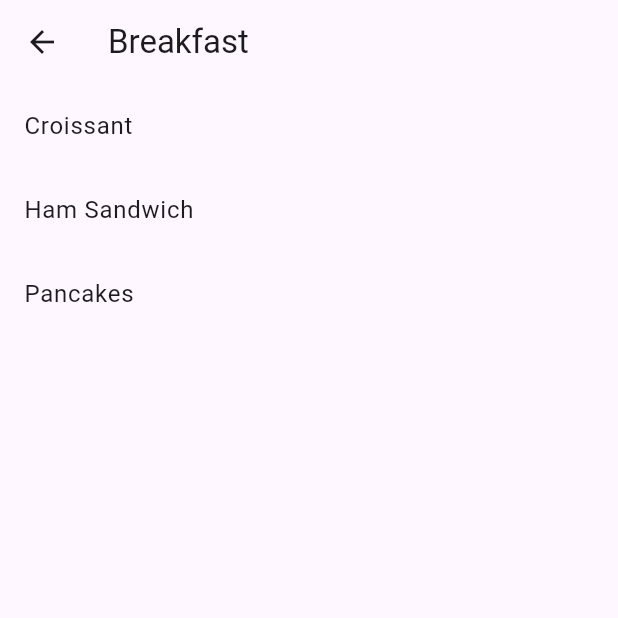
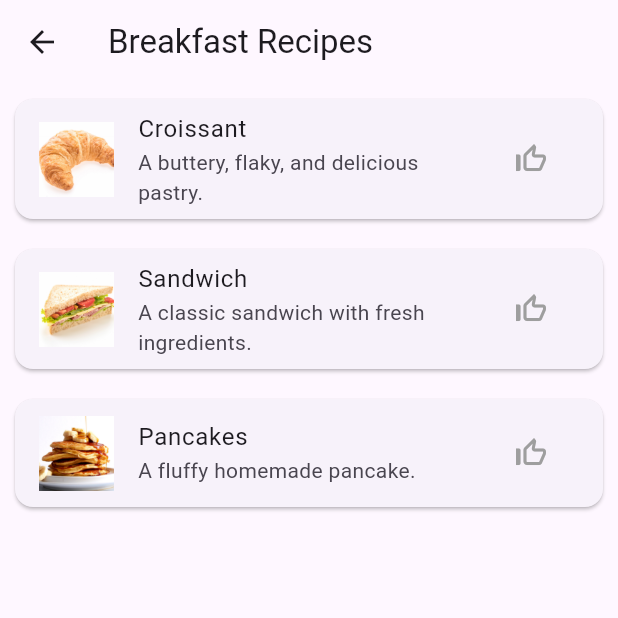
Before and after one commit to MAD743/MAD_Project1_San-Win, a Flutter app: the screen it shows after launch, after a tap on "Breakfast", on a phone screen of 412 x 824 dp, the top half of it. Run offline on Flutter 3.47's test engine with Material 3 defaults, Android fonts, the phone set to English and light mode, and no system bars.

Commit message:
Added thumbs-up feature to like/unlike recipes

```diff
--- a/lib/models/recipe.dart
+++ b/lib/models/recipe.dart
@@ -4,6 +4,7 @@ class Recipe {
   final String imageUrl;
   final String description;
   final List<String> ingredients;
+  bool isLiked;
 
   Recipe({
     required this.title,
@@ -11,9 +12,9 @@ class Recipe {
     required this.imageUrl,
     required this.description,
     required this.ingredients,
+    this.isLiked = false,
   });
 
-  // Convert recipe to Map for local storage
   Map<String, dynamic> toMap() {
     return {
       'title': title,
@@ -24,7 +25,6 @@ class Recipe {
     };
   }
 
-  // Convert Map back to Recipe object
   factory Recipe.fromMap(Map<String, dynamic> map) {
     return Recipe(
       title: map['title'],
--- a/lib/providers/recipe_provider.dart
+++ b/lib/providers/recipe_provider.dart
@@ -11,7 +11,7 @@ class RecipeProvider with ChangeNotifier {
       ingredients: ['Flour', 'Butter', 'Yeast', 'Sugar', 'Milk'],
     ),
     Recipe(
-      title: 'Ham Sandwich',
+      title: 'Sandwich',
       category: 'Breakfast',
       imageUrl: 'assets/sandwich.jpg',
       description: 'A classic sandwich with fresh ingredients.',
@@ -21,7 +21,7 @@ class RecipeProvider with ChangeNotifier {
       title: 'Pancakes',
       category: 'Breakfast',
       imageUrl: 'assets/pancakes.jpg',
-      description: 'Fluffy homemade pancakes..',
+      description: 'A fluffy homemade pancake.',
       ingredients: ['Flour', 'Eggs', 'Milk', 'Baking powder'],
     ),
     Recipe(
@@ -35,8 +35,8 @@ class RecipeProvider with ChangeNotifier {
       title: 'Beef Stew',
       category: 'Lunch',
       imageUrl: 'assets/beef_stew.jpg',
-      description: 'A classic sandwich with fresh ingredients.',
-      ingredients: ['Bread', 'Ham', 'Lettuce', 'Tomato', 'Cheese'],
+      description: 'Hearty beef stew with vegetables and herbs.',
+      ingredients: ['Beef', 'Potatoes', 'Carrots', 'Onions', 'Thyme'],
     ),
     Recipe(
       title: 'Pepperoni Pizza',
@@ -44,7 +44,7 @@ class RecipeProvider with ChangeNotifier {
       imageUrl: 'assets/pepperoni_pizza.jpg',
       description: 'Crispy pizza topped with mozzarella and pepperoni.',
       ingredients: [
-        'dough',
+        'Dough',
         'Tomato sauce',
         'Mozzarella',
         'Pepperoni',
@@ -55,28 +55,15 @@ class RecipeProvider with ChangeNotifier {
       title: 'Spaghetti',
       category: 'Dinner',
       imageUrl: 'assets/spaghetti.jpg',
-      description: 'Classic spaghetti pasta in tomato sauce.',
-      ingredients: [
-        'Spaghetti',
-        'Tomato sauce',
-        'Garlic',
-        'Olive oil',
-        'Basil',
-      ],
+      description: 'Classic spaghetti with tomato sauce.',
+      ingredients: ['Pasta', 'Tomato sauce', 'Garlic', 'Basil'],
     ),
     Recipe(
       title: 'Taco',
       category: 'Dinner',
       imageUrl: 'assets/taco.jpg',
-      description: 'Crunchy tacos with beef and fresh toppings.',
-      ingredients: [
-        'Taco shells',
-        'Ground beef',
-        'Lettuce',
-        'Tomato',
-        'Cheddar cheese',
-        'Sour cream',
-      ],
+      description: 'A crunchy taco filled with beef and veggies.',
+      ingredients: ['Tortilla', 'Ground beef', 'Lettuce', 'Cheese', 'Salsa'],
     ),
   ];
 
@@ -85,4 +72,9 @@ class RecipeProvider with ChangeNotifier {
   List<Recipe> getRecipesByCategory(String category) {
     return _recipes.where((recipe) => recipe.category == category).toList();
   }
+
+  void toggleLike(Recipe recipe) {
+    recipe.isLiked = !recipe.isLiked;
+    notifyListeners();
+  }
 }
--- a/lib/screens/recipe_list_screen.dart
+++ b/lib/screens/recipe_list_screen.dart
@@ -6,29 +6,49 @@ import 'recipe_detail_screen.dart';
 class RecipeListScreen extends StatelessWidget {
   final String category;
 
-  RecipeListScreen({required this.category});
+  const RecipeListScreen({super.key, required this.category});
 
   @override
   Widget build(BuildContext context) {
-    final recipes =
-        Provider.of<RecipeProvider>(context).getRecipesByCategory(category);
+    final recipeProvider = Provider.of<RecipeProvider>(context);
+    final recipes = recipeProvider.getRecipesByCategory(category);
 
     return Scaffold(
-      appBar: AppBar(title: Text(category)),
+      appBar: AppBar(
+        title: Text('$category Recipes'),
+      ),
       body: ListView.builder(
         itemCount: recipes.length,
-        itemBuilder: (context, index) {
-          return ListTile(
-            title: Text(recipes[index].title),
-            onTap: () {
-              Navigator.push(
-                context,
-                MaterialPageRoute(
-                  builder: (context) =>
-                      RecipeDetailScreen(recipe: recipes[index]),
+        itemBuilder: (ctx, index) {
+          final recipe = recipes[index];
+          return Card(
+            margin: const EdgeInsets.all(10),
+            child: ListTile(
+              leading: Image.asset(
+                recipe.imageUrl,
+                width: 50,
+                height: 50,
+                fit: BoxFit.cover,
+              ),
+              title: Text(recipe.title),
+              subtitle: Text(recipe.description),
+              trailing: IconButton(
+                icon: Icon(
+                  recipe.isLiked ? Icons.thumb_up : Icons.thumb_up_off_alt,
+                  color: recipe.isLiked ? Colors.blue : Colors.grey,
                 ),
-              );
-            },
+                onPressed: () {
+                  recipeProvider.toggleLike(recipe);
+                },
+              ),
+              onTap: () {
+                Navigator.of(context).push(
+                  MaterialPageRoute(
+                    builder: (_) => RecipeDetailScreen(recipe: recipe),
+                  ),
+                );
+              },
+            ),
           );
         },
       ),
```
Also changed, not shown: 4 other files.
